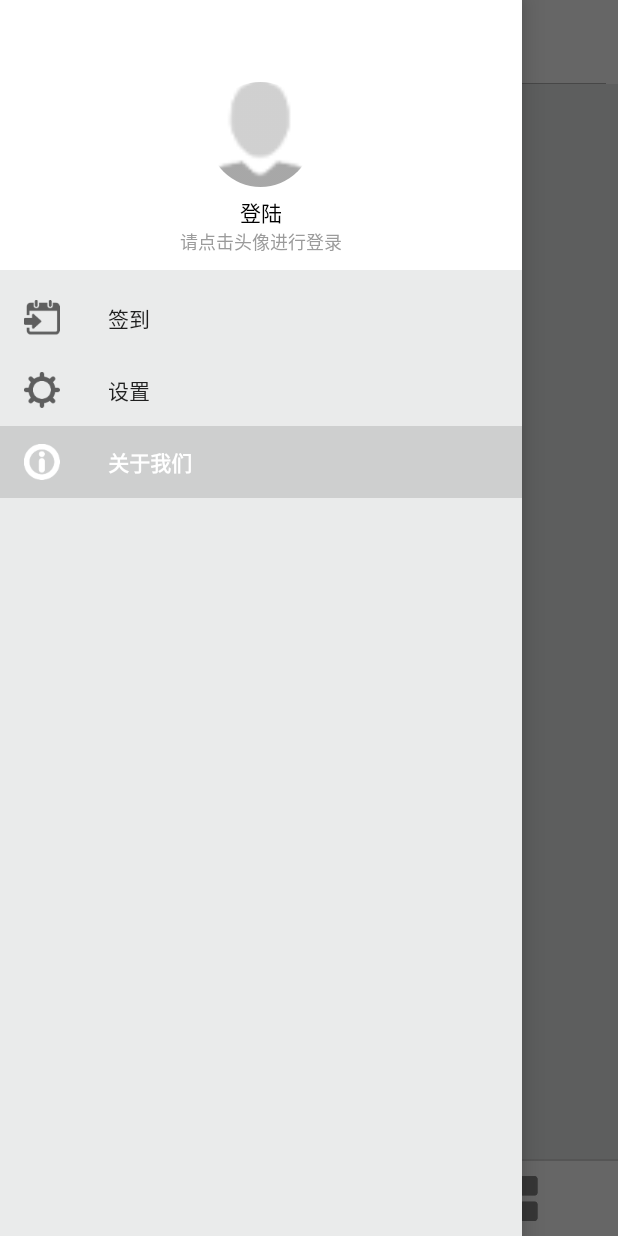
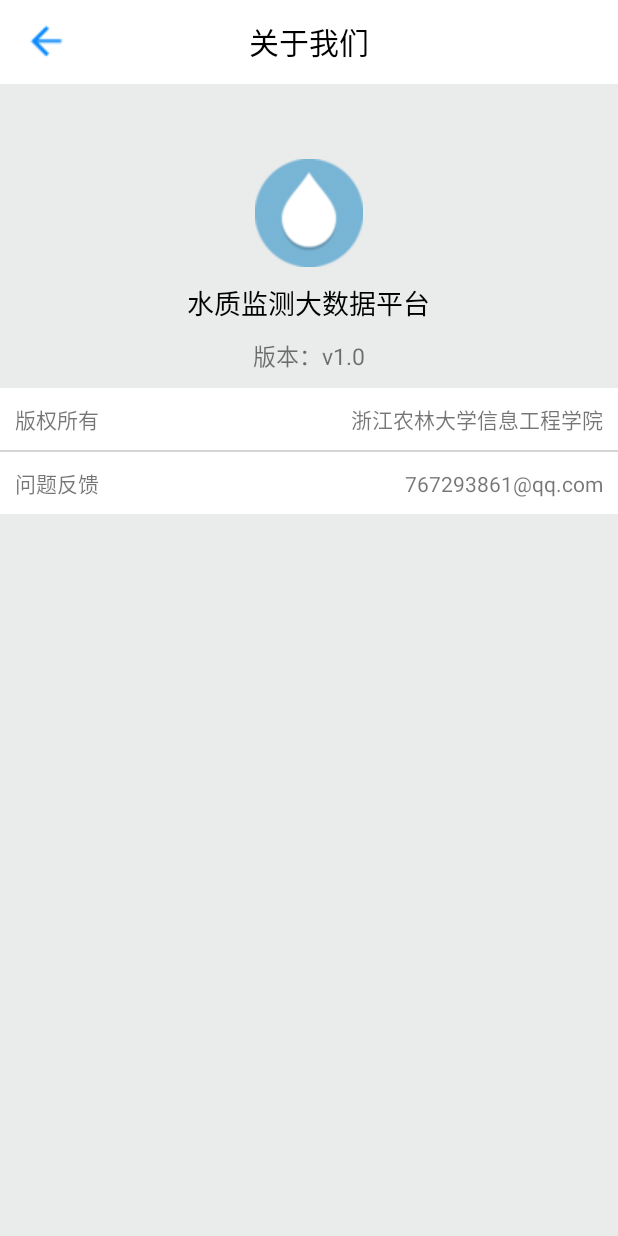
Before and after one commit to gulico/watertest, an Android app: the MainActivity screen opened directly, with no data from a screen before it, in the side drawer, after a tap on "关于我们", on a phone screen of 412 x 824 dp. Run offline under Robolectric (Android 15) with nearby library versions, the phone set to English and light mode, and no system bars; our stand-ins replace CircleImageView; libraries missing offline, so code that uses them is left out: com.baidu.location, com.baidu.mapapi, com.bumptech.glide, com.github.mikephil.charting, org.litepal and 1 more; 27 statements that could not run were skipped.

Commit message:
乱七八糟暂时是对的

```diff
--- a/app/src/main/AndroidManifest.xml
+++ b/app/src/main/AndroidManifest.xml
@@ -56,6 +56,7 @@
         </activity>
         <activity android:name=".View.NewsActivity" />
         <activity android:name=".View.NewsDisplayActivity" />
+        <activity android:name=".View.AboutUsActivity"></activity>
     </application>
 
 </manifest>
--- /dev/null
+++ b/app/src/main/java/com/example/wxy/watertest10/View/AboutUsActivity.java
@@ -0,0 +1,31 @@
+package com.example.wxy.watertest10.View;
+
+import android.support.v7.app.AppCompatActivity;
+import android.os.Bundle;
+import android.view.View;
+import android.widget.ImageView;
+
+import com.example.wxy.watertest10.Bean.BaseActivity;
+import com.example.wxy.watertest10.R;
+
+public class AboutUsActivity extends BaseActivity implements View.OnClickListener{
+
+    private ImageView back;
+    @Override
+    protected void onCreate(Bundle savedInstanceState) {
+        super.onCreate(savedInstanceState);
+        setContentView(R.layout.activity_about_us);
+        back = (ImageView)this.findViewById(R.id.back);
+        back.setOnClickListener(this);
+    }
+
+    @Override
+    public void onClick(View v) {
+        switch (v.getId()){
+            case R.id.back:
+                finish();
+                break;
+            default:
+        }
+    }
+}
--- a/app/src/main/java/com/example/wxy/watertest10/View/MainActivity.java
+++ b/app/src/main/java/com/example/wxy/watertest10/View/MainActivity.java
@@ -99,10 +99,12 @@ public class MainActivity extends BaseActivity implements View.OnClickListener {
                         startActivity(intent2);
                         break;
                     case R.id.settings://设置
-                        Intent intent = new Intent(MainActivity.this,SettingActivity.class);
-                        startActivity(intent);
+                        Intent intent1 = new Intent(MainActivity.this,SettingActivity.class);
+                        startActivity(intent1);
                         break;
                     case R.id.information://关于我们
+                        Intent intent3 = new Intent(MainActivity.this,AboutUsActivity.class);
+                        startActivity(intent3);
                         break;
                     default:
                 }
@@ -188,12 +190,5 @@ public class MainActivity extends BaseActivity implements View.OnClickListener {
         android.support.v4.app.FragmentTransaction transaction = fragmentManager.beginTransaction();
         transaction.replace(R.id.Top_fragment, fragment);
         transaction.commit();
-    }/*
-    @Override
-    protected void onDestroy()
-    {
-        super.onDestroy();
-        unbindService(connection);
-    }*/
-
+    }
 }
--- /dev/null
+++ b/app/src/main/res/layout/activity_about_us.xml
@@ -0,0 +1,107 @@
+<?xml version="1.0" encoding="utf-8"?>
+<LinearLayout xmlns:android="http://schemas.android.com/apk/res/android"
+    xmlns:app="http://schemas.android.com/apk/res-auto"
+    xmlns:tools="http://schemas.android.com/tools"
+    android:layout_width="match_parent"
+    android:layout_height="match_parent"
+    android:orientation="vertical"
+    tools:context="com.example.wxy.watertest10.View.AboutUsActivity">
+
+    <android.support.v7.widget.Toolbar
+        android:layout_width="match_parent"
+        android:layout_height="?attr/actionBarSize"
+        android:background="@color/colorPrimary"
+        android:weightSum="1">
+
+        <TextView
+            android:layout_width="wrap_content"
+            android:layout_height="wrap_content"
+            android:layout_gravity="center"
+            android:text="关于我们"
+            android:textColor="@color/colorTextTitle"
+            android:textSize="20sp" />
+
+        <ImageView
+            android:id="@+id/back"
+            android:layout_width="30sp"
+            android:layout_height="30sp"
+            android:layout_weight="0.02"
+            android:src="@mipmap/arrow_back"
+            android:tint="@color/colorTexthighLight" />
+    </android.support.v7.widget.Toolbar>
+
+    <ImageView
+        android:layout_width="wrap_content"
+        android:layout_height="wrap_content"
+        android:layout_gravity="center"
+        android:layout_marginTop="50dp"
+        android:src="@drawable/logo_demo" />
+
+    <TextView
+        android:layout_width="wrap_content"
+        android:layout_height="wrap_content"
+        android:layout_gravity="center"
+        android:layout_marginTop="10dp"
+        android:text="水质监测大数据平台"
+        android:textColor="@color/colorTextTitle"
+        android:textSize="18sp" />
+
+    <TextView
+        android:layout_width="wrap_content"
+        android:layout_height="wrap_content"
+        android:layout_gravity="center"
+        android:layout_marginTop="10dp"
+        android:text="版本：v1.0"
+        android:textSize="15sp" />
+
+    <LinearLayout
+        android:layout_width="match_parent"
+        android:layout_height="wrap_content"
+        android:layout_marginTop="10dp"
+        android:background="@color/colorPrimary"
+        android:orientation="vertical">
+
+        <LinearLayout
+            android:layout_width="match_parent"
+            android:layout_height="wrap_content"
+            android:padding="10dp">
+
+            <TextView
+                android:layout_width="0dp"
+                android:layout_height="wrap_content"
+                android:layout_weight="1"
+                android:gravity="left"
+                android:text="版权所有" />
+
+            <TextView
+                android:layout_width="0dp"
+                android:layout_height="wrap_content"
+                android:layout_weight="1"
+                android:gravity="right"
+                android:text="浙江农林大学信息工程学院" />
+        </LinearLayout>
+        <LinearLayout
+            android:layout_width="match_parent"
+            android:layout_height="1sp"
+            android:background="@color/colorLine"/>
+        <LinearLayout
+            android:layout_width="match_parent"
+            android:layout_height="wrap_content"
+            android:padding="10dp">
+
+            <TextView
+                android:layout_width="0dp"
+                android:layout_height="wrap_content"
+                android:layout_weight="1"
+                android:gravity="left"
+                android:text="问题反馈" />
+
+            <TextView
+                android:layout_width="0dp"
+                android:layout_height="wrap_content"
+                android:layout_weight="1"
+                android:gravity="right"
+                android:text="767293861@qq.com" />
+        </LinearLayout>
+    </LinearLayout>
+</LinearLayout>
```
